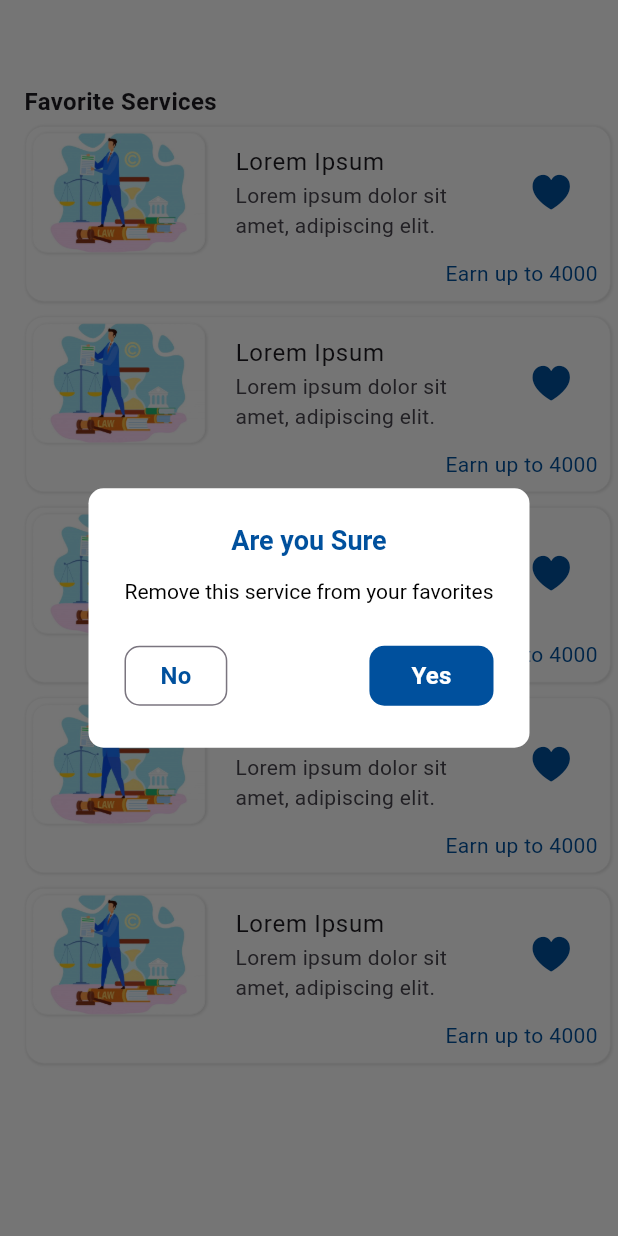
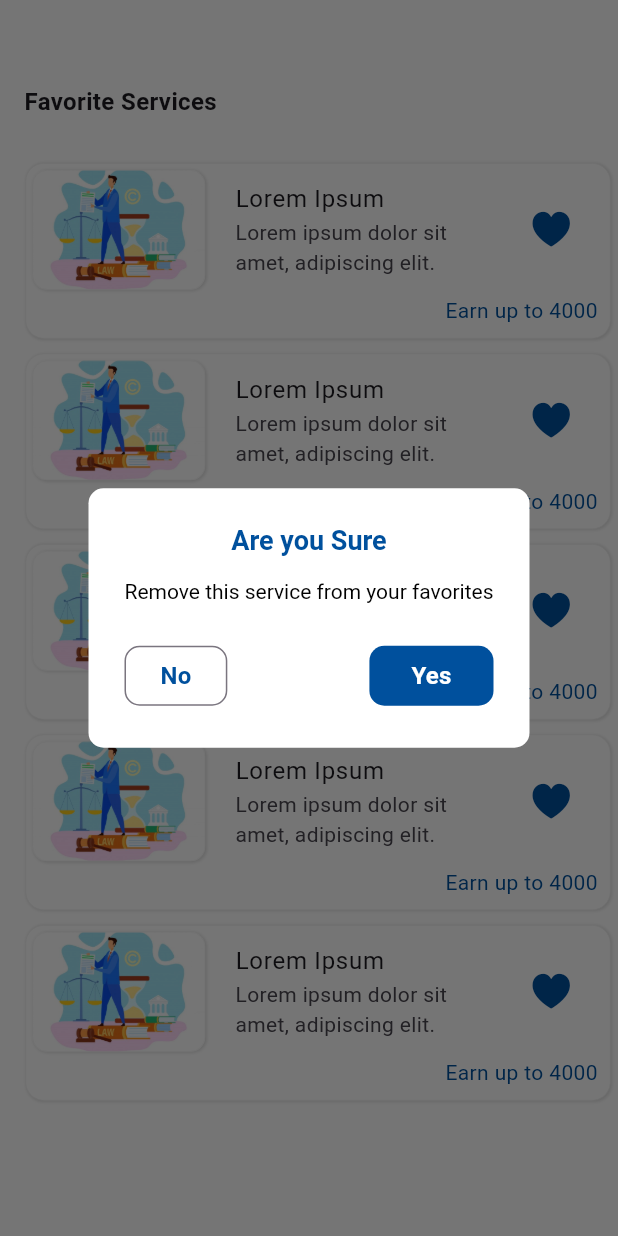
Before and after one commit to JayFlutter10/academy, a Flutter app: the screen it shows after launch, after a tap on an icon or button, on a phone screen of 412 x 824 dp. Run offline on Flutter 3.47's test engine with Material 3 defaults, Android fonts, the phone set to English and light mode, and no system bars; our stand-ins replace fl_chart.

Commit message:
ninth commit

```diff
--- a/lib/favourite/view/favourite_view_screen.dart
+++ b/lib/favourite/view/favourite_view_screen.dart
@@ -2,13 +2,54 @@ import 'package:flutter/cupertino.dart';
 import 'package:flutter/material.dart';
 import 'package:flutter_application_1/academy/view/certificate_view.dart';
 
-class FavouriteViewScreen extends StatelessWidget {
+class FavouriteViewScreen extends StatefulWidget {
   const FavouriteViewScreen({super.key});
 
   @override
+  State<FavouriteViewScreen> createState() => _FavouriteViewScreenState();
+}
+
+class _FavouriteViewScreenState extends State<FavouriteViewScreen> {
+  // Sample data structure for favorite items
+  List<dynamic> favorites = [
+    {
+      'title': 'Lorem Ipsum',
+      'subtitle': 'Lorem ipsum dolor sit amet, adipiscing elit.',
+      'points': 'Earn up to 4000'
+    },
+    {
+      'title': 'Lorem Ipsum',
+      'subtitle': 'Lorem ipsum dolor sit amet, adipiscing elit.',
+      'points': 'Earn up to 4000'
+    },
+    {
+      'title': 'Lorem Ipsum',
+      'subtitle': 'Lorem ipsum dolor sit amet, adipiscing elit.',
+      'points': 'Earn up to 4000'
+    },
+    {
+      'title': 'Lorem Ipsum',
+      'subtitle': 'Lorem ipsum dolor sit amet, adipiscing elit.',
+      'points': 'Earn up to 4000'
+    },
+    {
+      'title': 'Lorem Ipsum',
+      'subtitle': 'Lorem ipsum dolor sit amet, adipiscing elit.',
+      'points': 'Earn up to 4000'
+    }
+  ];
+
+  void removeItem(int index) {
+    setState(() {
+      favorites.removeAt(index);
+    });
+  }
+
+  @override
   Widget build(BuildContext context) {
-  //  final double height=MediaQuery.of(context).size.height;
-    final double width=MediaQuery.of(context).size.width;
+    final double width = MediaQuery.of(context).size.width;
+
+    final double height = MediaQuery.of(context).size.height;
     return Scaffold(
       appBar: AppBar(),
       body: Padding(
@@ -16,99 +57,150 @@ class FavouriteViewScreen extends StatelessWidget {
         child: Column(
           crossAxisAlignment: CrossAxisAlignment.start,
           children: [
-            Text(' Favorite Services ',style: TextStyle(fontSize: 16,fontWeight: FontWeight.w600),),
-            Expanded(
+            Text(
+              ' Favorite Services ',
+              style: TextStyle(fontSize: 16, fontWeight: FontWeight.w600),
+            ),
+            SizedBox(
+              height: height*0.03,
+            ),
+            favorites.isNotEmpty?Expanded(
                 child: ListView.builder(
-                itemCount: 5,
-                itemBuilder: (context,index){
+                    itemCount: favorites.length,
+                    itemBuilder: (context, index) {
                       return customContainer(
                         bRadius: 12,
                         margin: 5,
-                    child:
-                    Column(
+                        child: Column(
                           crossAxisAlignment: CrossAxisAlignment.end,
                           children: [
                             Row(
                               children: [
                                 customContainer(
                                     assetsImg: 'assets/img.png',
-                                bRadius: 10,height: 80,width: width*0.28,margin: 4,containerColor: Colors.transparent),
+                                    bRadius: 10,
+                                    height: 80,
+                                    width: width * 0.28,
+                                    margin: 4,
+                                    containerColor: Colors.transparent
+                                ),
                                 Expanded(
-                              child:ListTile(
-                                title: Text('Lorem Ipsum'),
-                                subtitle: Text('Lorem ipsum dolor sit amet, adipiscing elit.'),
-                                trailing:
-                                InkWell(
-                                    onTap: (){
-                                      showDialog(context: context,
-                                          builder: (BuildContext context)=>
-                                              AlertDialog(
+                                  child: ListTile(
+                                    title: Text(favorites[index]['title']!),
+                                    subtitle: Text(favorites[index]['subtitle']!),
+                                    trailing: InkWell(
+                                        onTap: () {
+                                          showDialog(
+                                              context: context,
+                                              builder: (BuildContext context) => AlertDialog(
                                                 backgroundColor: Colors.white,
                                                 actions: [
                                                   Row(
                                                     mainAxisAlignment: MainAxisAlignment.spaceBetween,
                                                     children: [
                                                       OutlinedButton(
-                                                  style: OutlinedButton.styleFrom(shape: RoundedRectangleBorder(
+                                                          style: OutlinedButton.styleFrom(
+                                                            shape: RoundedRectangleBorder(
                                                                 borderRadius: BorderRadius.circular(10),
-                                                      side: BorderSide(color: Color.fromRGBO(0, 80,157 , 1))
-                                                  ),)
-                                                  ,onPressed: (){
+                                                                side: BorderSide(color: Color.fromRGBO(0, 80, 157, 1))
+                                                            ),
+                                                          ),
+                                                          onPressed: () {
                                                             Navigator.pop(context);
-                                              }, child: Text('No',style: TextStyle(fontSize: 16,color: Color.fromRGBO(0, 80,157 , 1),fontWeight: FontWeight.bold))),
+                                                          },
+                                                          child: Text(
+                                                              'No',
+                                                              style: TextStyle(
+                                                                  fontSize: 16,
+                                                                  color: Color.fromRGBO(0, 80, 157, 1),
+                                                                  fontWeight: FontWeight.bold
+                                                              )
+                                                          )
+                                                      ),
                                                       ElevatedButton(
                                                           style: ElevatedButton.styleFrom(
                                                               shape: RoundedRectangleBorder(
                                                                   borderRadius: BorderRadius.circular(10)
                                                               ),
                                                               elevation: 0,
-                                                      backgroundColor: Color.fromRGBO(0, 80,157 , 1)
+                                                              backgroundColor: Color.fromRGBO(0, 80, 157, 1)
                                                           ),
-                                                  onPressed: (){
+                                                          onPressed: () {
                                                             Navigator.pop(context);
-                                                      showDialog(context: context, builder: (context)=>AlertDialog(
+                                                            removeItem(index);
+                                                            showDialog(
+                                                                context: context,
+                                                                builder: (context) => AlertDialog(
                                                                   backgroundColor: Colors.white,
                                                                   titlePadding: EdgeInsets.all(20),
-                                                        contentPadding: EdgeInsets.symmetric(horizontal: 25,vertical: 60),
-                                                        content: Text('This Service is removed from your favorites',textAlign: TextAlign.center,),
-                                                        contentTextStyle: TextStyle(fontSize: 14,color: Colors.black),
+                                                                  contentPadding: EdgeInsets.symmetric(
+                                                                      horizontal: 25,
+                                                                      vertical: 60
+                                                                  ),
+                                                                  content: Text(
+                                                                    'This Service is removed from your favorites',
+                                                                    textAlign: TextAlign.center,
+                                                                  ),
+                                                                  contentTextStyle: TextStyle(
+                                                                      fontSize: 14,
+                                                                      color: Colors.black
+                                                                  ),
                                                                   shape: RoundedRectangleBorder(
                                                                       borderRadius: BorderRadius.circular(10)
                                                                   ),
                                                                   elevation: 0,
-
-                                                      ));
-                                                  }, child: Text(' Yes ',style: TextStyle(fontSize: 16,color: Colors.white,fontWeight: FontWeight.bold),
+                                                                )
+                                                            );
+                                                          },
+                                                          child: Text(
+                                                            ' Yes ',
+                                                            style: TextStyle(
+                                                                fontSize: 16,
+                                                                color: Colors.white,
+                                                                fontWeight: FontWeight.bold
+                                                            ),
                                                           )
                                                       )
                                                     ],
                                                   )
                                                 ],
                                                 shape: RoundedRectangleBorder(
-                                            borderRadius:
-                                            BorderRadius.all(
-                                                Radius.circular(10.0))),
+                                                    borderRadius: BorderRadius.all(Radius.circular(10.0))
+                                                ),
                                                 content: Text("Remove this service from your favorites"),
-                                        contentTextStyle: TextStyle(fontSize: 14,color: Colors.black),
-                                        title: Center(child: Text('Are you Sure',)),
-                                        titleTextStyle: TextStyle(fontSize: 18,fontWeight: FontWeight.w600,color: Color.fromRGBO(0, 80,157 , 1)),
+                                                contentTextStyle: TextStyle(fontSize: 14, color: Colors.black),
+                                                title: Center(child: Text('Are you Sure')),
+                                                titleTextStyle: TextStyle(
+                                                    fontSize: 18,
+                                                    fontWeight: FontWeight.w600,
+                                                    color: Color.fromRGBO(0, 80, 157, 1)
+                                                ),
                                               )
                                           );
-                                    }, child: Icon(CupertinoIcons.suit_heart_fill,size: 30,color: Color.fromRGBO(0, 80, 157, 1),))
+                                        },
+                                        child: Icon(
+                                          CupertinoIcons.suit_heart_fill,
+                                          size: 30,
+                                          color: Color.fromRGBO(0, 80, 157, 1),
+                                        )
+                                    ),
                                   ),
                                 ),
                               ],
                             ),
                             Padding(
-                          padding: const EdgeInsets.only(right: 8,bottom: 8),
-                          child: Text('Earn up to 4000',style: TextStyle(color: Color.fromRGBO(0, 80, 157, 1)),),
+                              padding: const EdgeInsets.only(right: 8, bottom: 8),
+                              child: Text(
+                                favorites[index]['points']!,
+                                style: TextStyle(color: Color.fromRGBO(0, 80, 157, 1)),
+                              ),
                             )
                           ],
                         ),
                       );
                     }
                 )
-            )
+            ):Center(child: Text('No Favourites Yet'))
           ],
         ),
       ),
```
Lines whose indentation alone changed are shown as unchanged.
